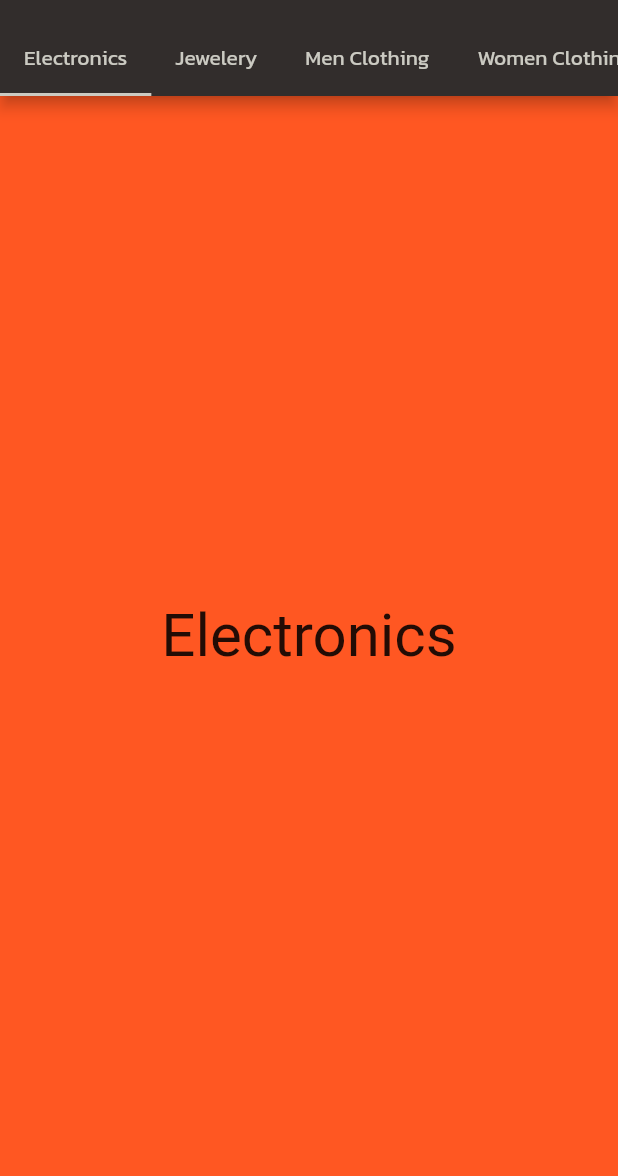
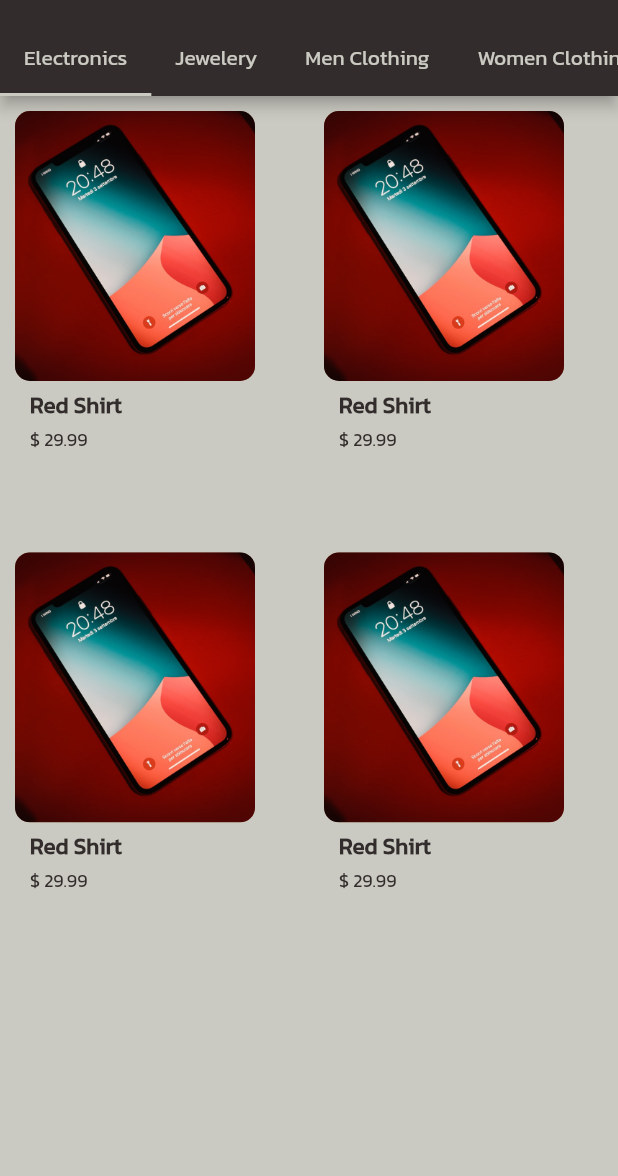
Before and after one commit to Yasmeen700/E-commerce-App, a Flutter app: the ProductsScreen screen opened directly, on a phone screen of 412 x 824 dp, the part 60-1236 px from its top. Run offline on Flutter 3.47's test engine with Material 2 defaults, Android fonts, the phone set to English and light mode, and no system bars; our stand-ins replace carousel_pro, flutter_screenutil.

Commit message:
add product card

```diff
--- a/lib/products_page/categories/Electronics.dart
+++ b/lib/products_page/categories/Electronics.dart
@@ -1,3 +1,6 @@
+import 'package:ecommerce_mobile_app/constants/global_colors.dart';
+import 'package:ecommerce_mobile_app/util/screen_util.dart';
+import 'package:flutter/cupertino.dart';
 import 'package:flutter/material.dart';
 
 class ElectronicCategory extends StatefulWidget {
@@ -9,9 +12,117 @@ class _ElectronicCategoryState extends State<ElectronicCategory> {
   @override
   Widget build(BuildContext context) {
     return Container(
-      color: Colors.deepOrange,
+        color: GlobalColors.whiteColor,
+        child: Expanded(
+            child: GridView.builder(
+                itemCount: _items.length,
+                gridDelegate: SliverGridDelegateWithFixedCrossAxisCount(
+                    childAspectRatio: 0.70, crossAxisCount: 2),
+                itemBuilder: (context, index) => ProductCard())));
+  }
+}
 
-      child:Center(child:Text('Electronics',style: TextStyle(fontSize: 40),), ) ,
+class ProductCard extends StatelessWidget {
+  final Product product;
+  final Function press;
+
+  const ProductCard({Key key, this.product, this.press}) : super(key: key);
+
+  @override
+  Widget build(BuildContext context) {
+    return Padding(
+      padding: const EdgeInsets.all(10.0),
+      child: Column(
+        crossAxisAlignment: CrossAxisAlignment.start,
+        children: [
+          Container(
+            padding: EdgeInsets.all(5),
+            height: 180,
+            width: 160,
+            decoration: BoxDecoration(
+                color: GlobalColors.lightBrownColor2,
+                borderRadius: BorderRadius.circular(10),
+                image: new DecorationImage(
+                  image: new AssetImage(_items[0].productPhoto),
+                  fit: BoxFit.cover,
+                )),
+
+            // Image.asset(_items[0].productPhoto,
+            // fit: BoxFit.cover,
+            // ),
+          ),
+          Padding(
+            padding: const EdgeInsets.symmetric(vertical: 4, horizontal: 10),
+            child: Text(
+              _items[0].productName,
+              style: TextStyle(
+                color: GlobalColors.brownColor,
+                fontSize: 15,
+                fontFamily: 'Kanit',
+                fontWeight: FontWeight.w600,
+              ),
+            ),
+          ),
+          Padding(
+            padding: const EdgeInsets.symmetric( horizontal: 10),
+            child: Text('\$ '+_items[0].salePrice.toString(),
+              style: TextStyle(
+                color: GlobalColors.brownColor,
+                fontSize: 12,
+                fontFamily: 'Kanit',
+                fontWeight: FontWeight.w400,
+              ),
+            ),
+          ),
+        ],
+      ),
     );
   }
 }
+
+class Product {
+  int id;
+  String productName;
+  String productPhoto;
+  double salePrice;
+
+  Product({this.id, this.productName, this.productPhoto, this.salePrice});
+}
+
+List<Product> _items = [
+  Product(
+    id: 1,
+    productName: 'Red Shirt',
+    salePrice: 29.99,
+    productPhoto: 'assets/images/productPhoto.jpg',
+  ),
+  Product(
+    id: 2,
+    productName: 'Red Shirt',
+    salePrice: 29.99,
+    productPhoto: 'assets/images/productPhoto.jpg',
+  ),
+  Product(
+    id: 3,
+    productName: 'Red Shirt',
+    salePrice: 29.99,
+    productPhoto: 'assets/images/productPhoto.jpg',
+  ),
+  Product(
+    id: 4,
+    productName: 'Red Shirt',
+    salePrice: 29.99,
+    productPhoto: 'assets/images/productPhoto.jpg',
+  ),
+];
+// GridView.count(
+// crossAxisCount: 2,
+// childAspectRatio: 1.0,
+// padding: const EdgeInsets.all(4.0),
+// mainAxisSpacing: ScreensHelper.fromHeight(2),
+// crossAxisSpacing: ScreensHelper.fromHeight(2),
+// children: _items.map((String url) {
+// return GridTile(
+// // footer:  ,
+// child: Image.network(url, fit: BoxFit.cover));
+// }).toList()),
--- a/lib/products_page/products_page.dart
+++ b/lib/products_page/products_page.dart
@@ -67,7 +67,6 @@ class _ProductsScreenState extends State<ProductsScreen>
           JeweleryCategory(),
           MenCategory(),
           WomenCategory(),
-
         ],
       ),
     );
```
Also changed, not shown: assets/images/productPhoto.jpg (added).
